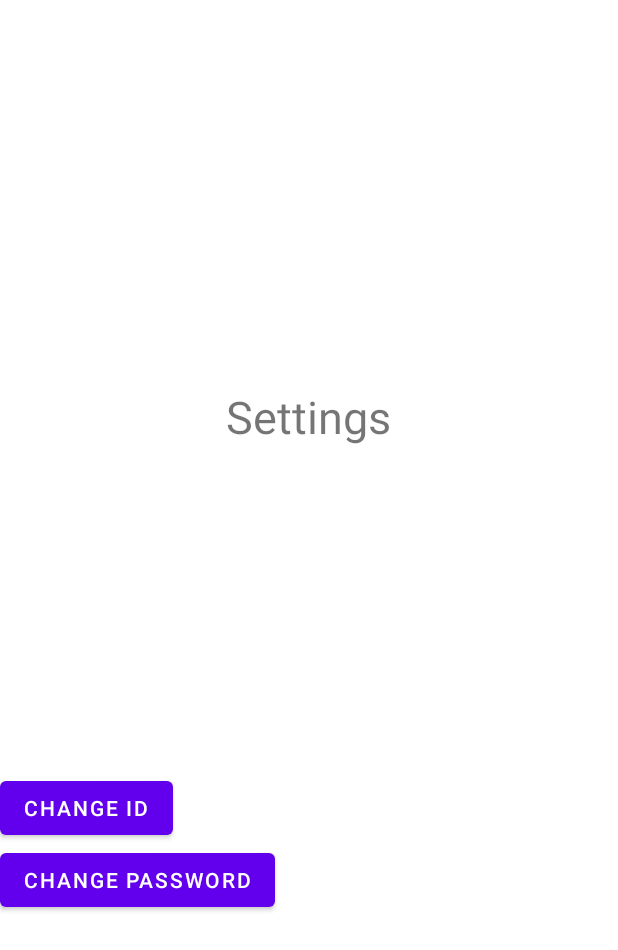
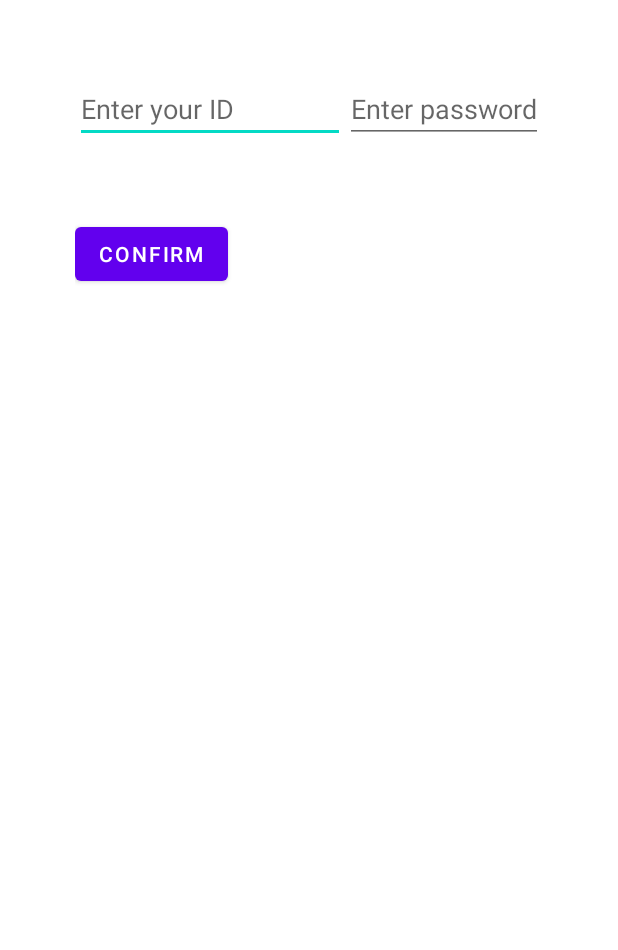
Before and after one commit to AurelioDM97/AndroidBasics, an Android app: the layout fragment_setting.xml on its own in the app's theme, with its tools: preview values and no code run, on a phone screen of 412 x 824 dp. Shown: the top 950 px of the screen. Run offline under Robolectric (Android 15) with nearby library versions, the phone set to English and light mode, and no system bars.

Commit message:
added recyclerView and editText

```diff
--- a/app/build.gradle
+++ b/app/build.gradle
@@ -43,11 +43,12 @@ dependencies {
 
     implementation 'androidx.core:core-ktx:1.10.0'
     implementation 'androidx.appcompat:appcompat:1.6.1'
-    implementation 'com.google.android.material:material:1.8.0'
+    implementation 'com.google.android.material:material:1.9.0'
     implementation 'androidx.constraintlayout:constraintlayout:2.1.4'
     testImplementation 'junit:junit:4.13.2'
     androidTestImplementation 'androidx.test.ext:junit:1.1.5'
     androidTestImplementation 'androidx.test.espresso:espresso-core:3.5.1'
     implementation "androidx.navigation:navigation-fragment-ktx:2.5.3"
     implementation "androidx.navigation:navigation-ui-ktx:2.5.3"
+    implementation 'androidx.recyclerview:recyclerview:1.3.0'
 }
--- /dev/null
+++ b/app/src/main/java/com/example/test2/Image.kt
@@ -0,0 +1,3 @@
+package com.example.test2
+
+data class Image(val image : Int, val name : String)
--- a/app/src/main/res/layout/activity_main.xml
+++ b/app/src/main/res/layout/activity_main.xml
@@ -31,4 +31,5 @@
         app:layout_constraintEnd_toEndOf="parent"
         app:menu="@menu/bottom_navigation_menu" />
 
+
 </androidx.constraintlayout.widget.ConstraintLayout>
--- a/app/src/main/res/layout/fragment_setting.xml
+++ b/app/src/main/res/layout/fragment_setting.xml
@@ -1,57 +1,53 @@
 <?xml version="1.0" encoding="utf-8"?>
-<androidx.constraintlayout.widget.ConstraintLayout xmlns:android="http://schemas.android.com/apk/res/android"
+<LinearLayout
+    xmlns:android="http://schemas.android.com/apk/res/android"
     xmlns:app="http://schemas.android.com/apk/res-auto"
     xmlns:tools="http://schemas.android.com/tools"
-    android:id="@+id/relativeLayout"
     android:layout_width="match_parent"
-    android:layout_height="match_parent">
+    android:layout_height="match_parent"
+    android:orientation="vertical"
+    android:padding="50dp"
+    tools:context=".SettingFragment">
 
 
-    <TextView
-        android:id="@+id/homeView"
+    <LinearLayout
+        android:layout_width="match_parent"
+        android:layout_height="wrap_content"
+        android:orientation="horizontal">
+
+        <EditText
+            android:id="@+id/editId"
+            android:layout_width="match_parent"
+            android:layout_height="wrap_content"
+            android:hint="Enter your ID"
+            android:layout_weight="1"/>
+
+        <EditText
+            android:id="@+id/editPassword"
             android:layout_width="wrap_content"
             android:layout_height="wrap_content"
-        android:layout_marginStart="8dp"
-        android:layout_marginTop="8dp"
-        android:layout_marginEnd="8dp"
-        android:text="@string/setting"
-        android:textAlignment="center"
-        android:textSize="30sp"
-        app:layout_constraintBottom_toBottomOf="parent"
-        app:layout_constraintEnd_toEndOf="parent"
-        app:layout_constraintHorizontal_bias="0.498"
-        app:layout_constraintStart_toStartOf="parent"
-        app:layout_constraintTop_toTopOf="parent"
-        app:layout_constraintVertical_bias="0.322" />
+            android:hint="Enter password"/>
+
+    </LinearLayout>
 
     <LinearLayout
-        android:id="@+id/linearLayout"
         android:layout_width="match_parent"
         android:layout_height="wrap_content"
         android:orientation="vertical"
-        app:layout_constraintBottom_toBottomOf="parent"
-        app:layout_constraintEnd_toEndOf="parent"
-        app:layout_constraintHorizontal_bias="1.0"
-        app:layout_constraintStart_toStartOf="parent"
-        app:layout_constraintTop_toTopOf="parent"
-        app:layout_constraintVertical_bias="0.707">
-
+        android:gravity="center"
+        android:paddingTop="50dp"/>
 
     <Button
-            android:id="@+id/button1"
+        android:id="@+id/confirmButton"
         android:layout_width="wrap_content"
         android:layout_height="wrap_content"
-            android:text="Change ID"
-            tools:layout_editor_absoluteX="19dp"
-            tools:layout_editor_absoluteY="443dp" />
+        android:text="Confirm"/>
 
-        <Button
-            android:id="@+id/button2"
-            android:layout_width="wrap_content"
+    <TextView
+        android:id="@+id/textView"
+        android:layout_width="match_parent"
         android:layout_height="wrap_content"
-            android:text="Change Password"
-            tools:layout_editor_absoluteX="187dp"
-            tools:layout_editor_absoluteY="445dp" />
+        android:gravity="center"
+        android:textSize="20dp"/>
 
 </LinearLayout>
-</androidx.constraintlayout.widget.ConstraintLayout>
```
Also changed, not shown: app/src/main/java/com/example/test2/HomeFragment.kt (+34 -13 lines), app/src/main/java/com/example/test2/ImageAdapter.kt (added, +30 -0 lines), app/src/main/java/com/example/test2/SettingFragment.kt (+22 -20 lines), app/src/main/res/layout/fragment_home.xml (+9 -11 lines), app/src/main/res/layout/item_layout.xml (added, +37 -0 lines), app/src/main/res/drawable/mario.jpg (added), app/src/main/res/drawable/minecraft.jpg (added), app/src/main/res/drawable/pokemon.jpg (added), app/src/main/res/drawable/smashbros.jpg (added), app/src/main/res/drawable/sonic.jpg (added), app/src/main/res/drawable/zelda.jpg (added). Lines whose indentation alone changed are shown as unchanged.
